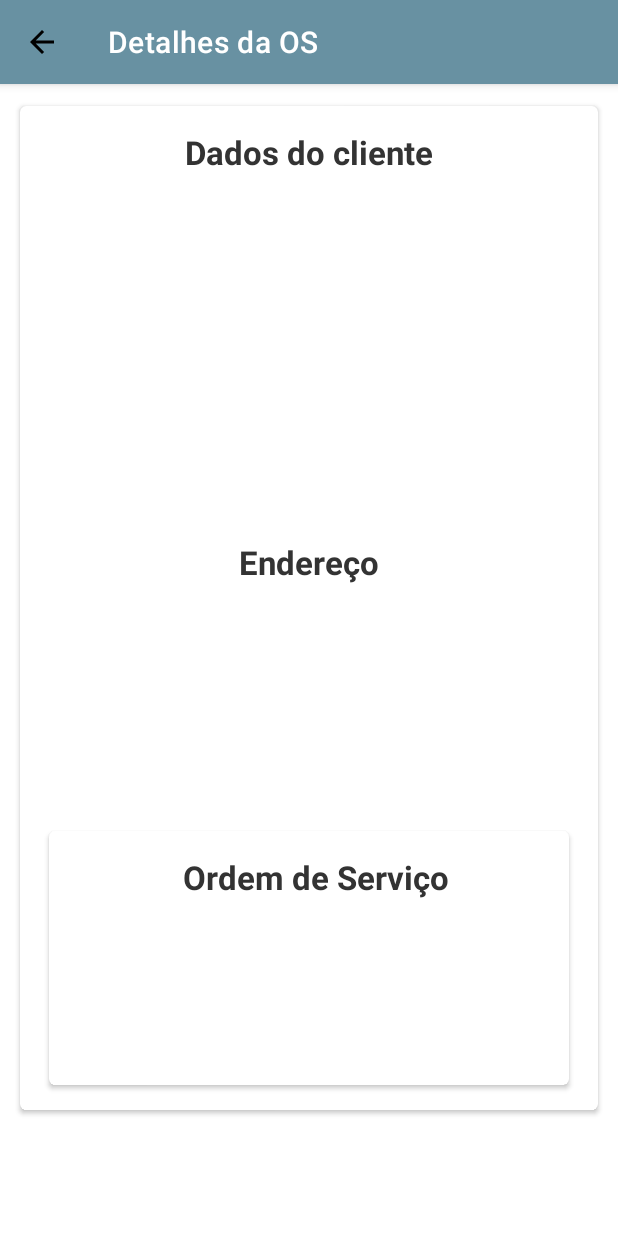
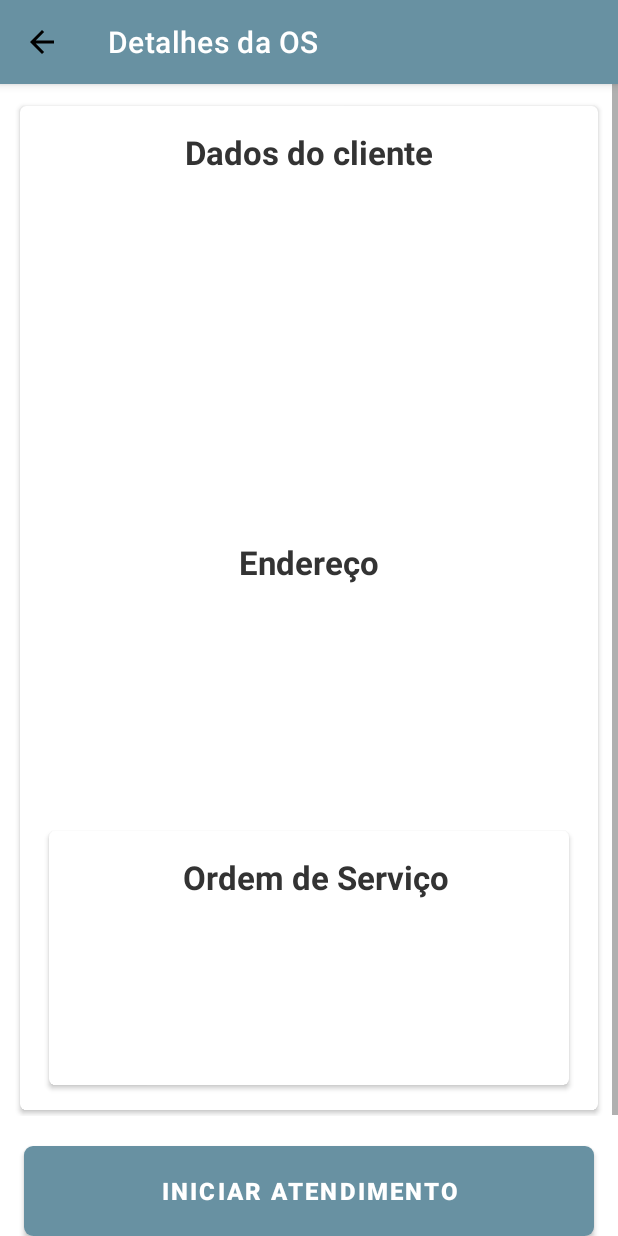
Before and after one commit to uiltonjose/helpnet-tech, an Android app: the OpenServiceDetailActivity screen opened directly, with no data from a screen before it, on a phone screen of 412 x 824 dp. Run offline under Robolectric (Android 15) with nearby library versions, the phone set to English and light mode, and no system bars; pictures from the network do not load; 2 statements that could not run were skipped.

Commit message:
Adding CTA in the detail screen

```diff
--- a/app/src/main/java/com/helpnet/tech/ui/adapters/ServiceOrderAdapter.kt
+++ b/app/src/main/java/com/helpnet/tech/ui/adapters/ServiceOrderAdapter.kt
@@ -8,13 +8,14 @@ import com.helpnet.tech.R
 import com.helpnet.tech.data.model.OSsimple
 
 class ServiceOrderAdapter constructor(
-    val listOS: List<OSsimple>
+    val listOS: List<OSsimple>,
+    val isInProgress: Boolean = false
 ) : RecyclerView.Adapter<ServiceOrderHolder>() {
 
     @SuppressLint("InflateParams")
     override fun onCreateViewHolder(parent: ViewGroup, viewType: Int): ServiceOrderHolder {
         val viewHolder = LayoutInflater.from(parent.context).inflate(R.layout.list_os_item, null)
-        return ServiceOrderHolder(viewHolder, this)
+        return ServiceOrderHolder(viewHolder, this, isInProgress)
     }
 
     override fun getItemCount(): Int {
--- a/app/src/main/java/com/helpnet/tech/ui/adapters/ServiceOrderHolder.kt
+++ b/app/src/main/java/com/helpnet/tech/ui/adapters/ServiceOrderHolder.kt
@@ -7,10 +7,12 @@ import androidx.recyclerview.widget.RecyclerView
 import com.helpnet.tech.R
 import com.helpnet.tech.ui.activities.OpenServiceDetailActivity
 import com.helpnet.tech.util.Constants.OS_NUMBER_PARAM
+import com.helpnet.tech.util.Constants.OS_WIP_PARAM
 
 class ServiceOrderHolder(
     itemView: View,
-    private val serviceOrderAdapter: ServiceOrderAdapter
+    private val serviceOrderAdapter: ServiceOrderAdapter,
+    private val isInProgress: Boolean
 ) : RecyclerView.ViewHolder(itemView), View.OnClickListener {
 
     val tvNumberAndCustomer: TextView = itemView.findViewById(R.id.tvNumberAndCustomer)
@@ -27,6 +29,7 @@ class ServiceOrderHolder(
         val context = itemView.context
         Intent(context, OpenServiceDetailActivity::class.java).apply {
             putExtra(OS_NUMBER_PARAM, orderService.number)
+            putExtra(OS_WIP_PARAM, isInProgress)
             context.startActivity(this)
         }
     }
--- a/app/src/main/java/com/helpnet/tech/ui/fragments/InProgressFragment.kt
+++ b/app/src/main/java/com/helpnet/tech/ui/fragments/InProgressFragment.kt
@@ -67,7 +67,7 @@ class InProgressFragment : Fragment() {
             list_os.layoutManager = LinearLayoutManager(context, RecyclerView.VERTICAL, false)
 
             osList.sortedWith(Comparator { o1, o2 -> o2?.dateOpen!!.compareTo(o1?.dateOpen!!) }).let {
-                list_os.swapAdapter(ServiceOrderAdapter(it), false)
+                list_os.swapAdapter(ServiceOrderAdapter(it, true), false)
             }
         } else {
             tv_empty_list.visibility = View.VISIBLE
--- a/app/src/main/java/com/helpnet/tech/util/Constants.kt
+++ b/app/src/main/java/com/helpnet/tech/util/Constants.kt
@@ -2,4 +2,5 @@ package com.helpnet.tech.util
 
 object Constants {
     const val OS_NUMBER_PARAM = "osNumberParam"
+    const val OS_WIP_PARAM = "osWipParam"
 }
--- /dev/null
+++ b/app/src/main/res/drawable/secondary_button_rounded_shape.xml
@@ -0,0 +1,14 @@
+<?xml version="1.0" encoding="utf-8"?>
+<shape
+        xmlns:android="http://schemas.android.com/apk/res/android"
+        android:shape="rectangle">
+
+    <solid
+            android:color="@color/colorSecondary">
+    </solid>
+
+    <corners
+            android:radius="6dp">
+    </corners>
+
+</shape>
--- a/app/src/main/res/layout/activity_login.xml
+++ b/app/src/main/res/layout/activity_login.xml
@@ -64,7 +64,7 @@
 
     <com.google.android.material.button.MaterialButton
             android:id="@+id/loginButton"
-            style="@style/RoundedAppButton"
+            style="@style/PrimaryRoundedAppButton"
             android:layout_below="@+id/tilUserPassword"
             android:layout_marginTop="12dp"
             android:layout_marginLeft="16dp"
--- a/app/src/main/res/layout/activity_os_detail.xml
+++ b/app/src/main/res/layout/activity_os_detail.xml
@@ -1,22 +1,27 @@
 <?xml version="1.0" encoding="utf-8"?>
-<LinearLayout xmlns:android="http://schemas.android.com/apk/res/android"
-              xmlns:app="http://schemas.android.com/apk/res-auto"
-              android:orientation="vertical"
-              android:layout_width="match_parent"
-              android:layout_height="match_parent">
+<RelativeLayout xmlns:android="http://schemas.android.com/apk/res/android"
+                xmlns:app="http://schemas.android.com/apk/res-auto"
+                android:orientation="vertical"
+                android:layout_width="match_parent"
+                android:layout_height="match_parent">
 
-    <include layout="@layout/toolbar"/>
+    <include android:id="@+id/topBar" layout="@layout/toolbar"/>
 
     <ScrollView
+            android:layout_below="@+id/topBar"
+            android:layout_above="@+id/startFinishServiceCTA"
             android:layout_width="match_parent"
             android:layout_height="wrap_content"
+            android:layout_marginBottom="12dp"
             android:fillViewport="true">
 
         <androidx.cardview.widget.CardView
                 android:layout_width="match_parent"
                 android:layout_height="wrap_content"
                 app:cardCornerRadius="4dp"
-                android:layout_margin="10dp"
+                android:layout_marginTop="10dp"
+                android:layout_marginStart="10dp"
+                android:layout_marginEnd="10dp"
                 app:cardUseCompatPadding="true">
 
             <LinearLayout android:layout_width="match_parent"
@@ -49,4 +54,13 @@
             </LinearLayout>
         </androidx.cardview.widget.CardView>
     </ScrollView>
-</LinearLayout>
+
+    <com.google.android.material.button.MaterialButton
+            android:id="@+id/startFinishServiceCTA"
+            style="@style/PrimaryRoundedAppButton"
+            android:layout_alignParentBottom="true"
+            android:layout_marginLeft="16dp"
+            android:layout_marginRight="16dp"
+            android:layout_marginTop="8dp"
+            android:text="@string/start_working_cta"/>
+</RelativeLayout>
--- a/app/src/main/res/values/colors.xml
+++ b/app/src/main/res/values/colors.xml
@@ -1,6 +1,7 @@
 <?xml version="1.0" encoding="utf-8"?>
 <resources>
     <color name="colorPrimary">#6891a2</color>
+    <color name="colorSecondary">#82FA58</color>
     <color name="colorPrimaryDark">#6891a2</color>
     <color name="colorAccent">#E1E1E1</color>
 
--- a/app/src/main/res/values/strings.xml
+++ b/app/src/main/res/values/strings.xml
@@ -18,6 +18,8 @@
     <string name="customer_data_label">Dados do cliente</string>
     <string name="service_ordem_label">Ordem de Serviço</string>
     <string name="address_label">Endereço</string>
+    <string name="start_working_cta">Iniciar Atendimento</string>
+    <string name="finish_working_cta">Finalizar Atendimento</string>
 
     <!--OSData-->
     <string name="osNumber"><![CDATA[<b>Número OS:</b> %s]]></string>
@@ -35,4 +37,5 @@
     <string name="addressNumber"><![CDATA[<b>Número:</b> %s]]></string>
     <string name="addressNeighbor"><![CDATA[<b>Bairro:</b> %s]]></string>
     <string name="addressCity"><![CDATA[<b>Cidade:</b> %s]]></string>
+
 </resources>
--- a/app/src/main/res/values/styles.xml
+++ b/app/src/main/res/values/styles.xml
@@ -15,8 +15,12 @@
         <item name="android:textColorPrimary">@android:color/white</item>
     </style>
 
-    <style name="RoundedAppButton" parent="Button">
-        <item name="android:background">@drawable/button_rounded_shape</item>
+    <style name="PrimaryRoundedAppButton" parent="Button">
+        <item name="android:background">@drawable/primary_button_rounded_shape</item>
+    </style>
+
+    <style name="SecondaryRoundedAppButton" parent="Button">
+        <item name="android:background">@drawable/secondary_button_rounded_shape</item>
     </style>
 
     <style name="Button">
```
Also changed, not shown: app/src/main/java/com/helpnet/tech/ui/activities/OpenServiceDetailActivity.kt (+22 -0 lines), app/src/main/res/drawable/primary_button_rounded_shape.xml (renamed from app/src/main/res/drawable/button_rounded_shape.xml).
